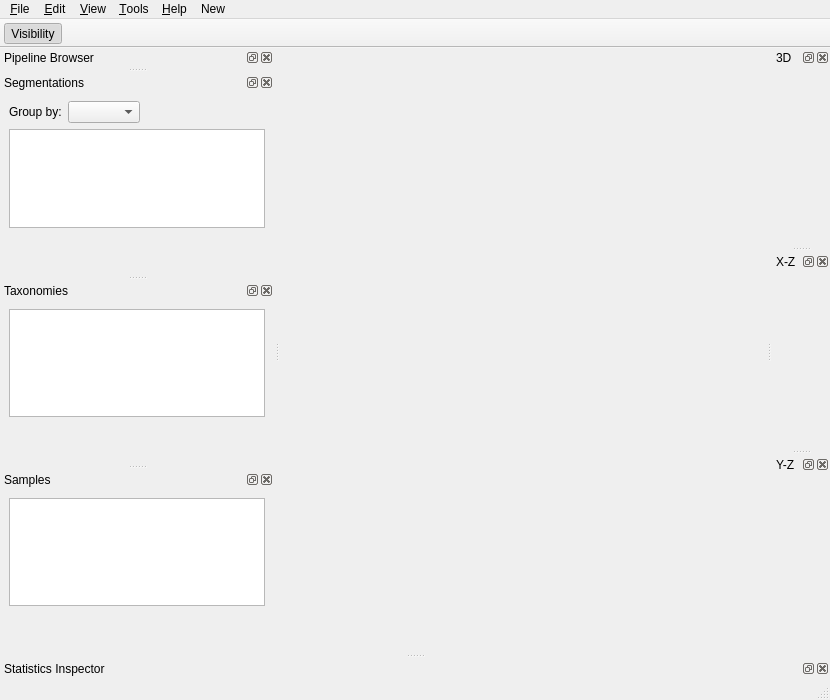
FelixdelasPozas/EspINA, file frontend/espinaMainWindow.ui: the form before one commit.
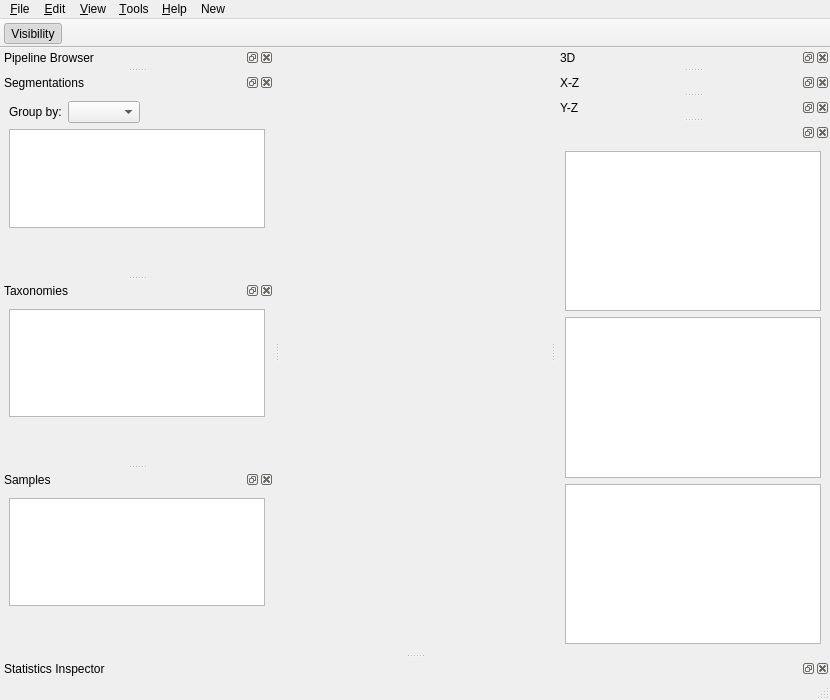
The form after the commit. Icons and pictures are not drawn. Custom widgets are drawn as their Qt base class.

```diff
--- a/frontend/espinaMainWindow.ui
+++ b/frontend/espinaMainWindow.ui
@@ -556,6 +556,24 @@
     </layout>
    </widget>
   </widget>
+  <widget class="QDockWidget" name="dockWidget">
+   <attribute name="dockWidgetArea">
+    <number>2</number>
+   </attribute>
+   <widget class="QWidget" name="dockWidgetContents_3">
+    <layout class="QVBoxLayout" name="verticalLayout_4">
+     <item>
+      <widget class="QTreeView" name="modelo"/>
+     </item>
+     <item>
+      <widget class="QTreeView" name="taxonomias"/>
+     </item>
+     <item>
+      <widget class="QTreeView" name="samples"/>
+     </item>
+    </layout>
+   </widget>
+  </widget>
   <action name="toggleVisibility">
    <property name="checkable">
     <bool>true</bool>
```
